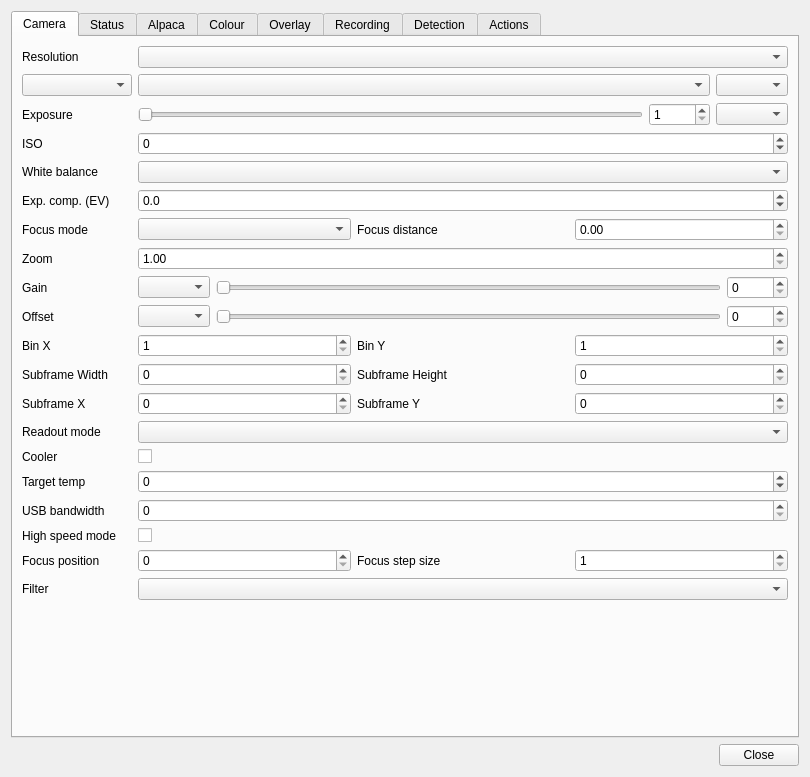
The window that plugins/feature/camera/camerasettingsdialog.ui (srcejon/sdrangel) describes before a commit, drawn with Qt 5.
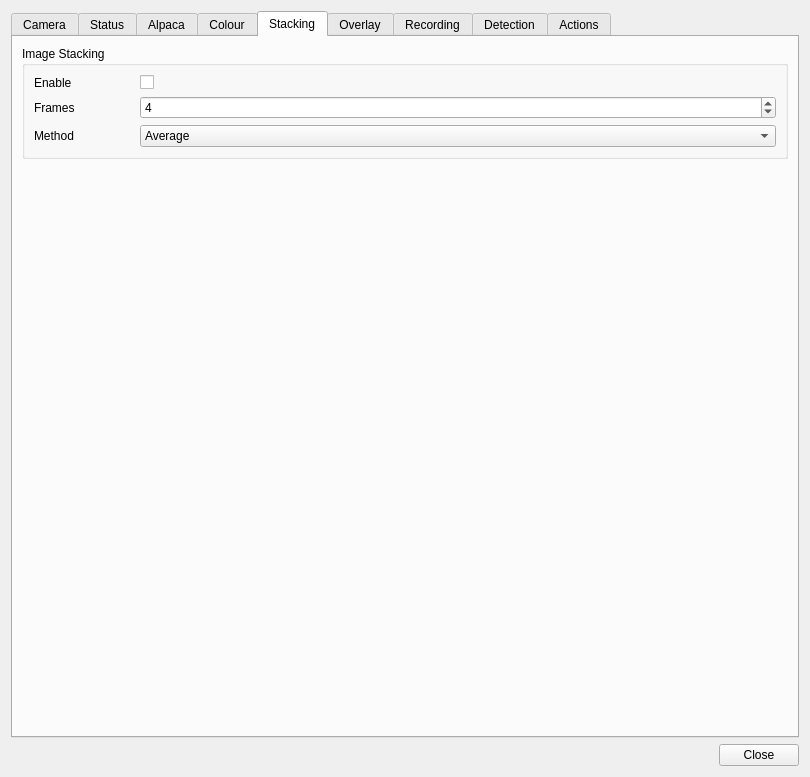
The same window after the commit. The open tabs and pages were chosen to show the change. Icons and pictures are not drawn.

Commit message: Add camera image stacking controls

```diff
--- a/plugins/feature/camera/camerasettingsdialog.ui
+++ b/plugins/feature/camera/camerasettingsdialog.ui
@@ -1730,6 +1730,100 @@
          </property>
         </spacer>
        </item>
+     </layout>
+     </widget>
+     <widget class="QWidget" name="stackingTab">
+      <attribute name="title">
+       <string>Stacking</string>
+      </attribute>
+      <layout class="QVBoxLayout" name="verticalLayout_stacking">
+       <item>
+        <widget class="QGroupBox" name="stackingGroup">
+         <property name="title">
+          <string>Image Stacking</string>
+         </property>
+         <layout class="QFormLayout" name="formLayout_stacking">
+          <item row="0" column="0">
+           <widget class="QLabel" name="stackEnabledLabel">
+            <property name="minimumSize">
+             <size>
+              <width>100</width>
+              <height>0</height>
+             </size>
+            </property>
+            <property name="text">
+             <string>Enable</string>
+            </property>
+           </widget>
+          </item>
+          <item row="0" column="1">
+           <widget class="QCheckBox" name="stackEnabledCheck">
+            <property name="toolTip">
+             <string>Average multiple frames together to reduce random noise. Best for static scenes.</string>
+            </property>
+            <property name="text">
+             <string/>
+            </property>
+           </widget>
+          </item>
+          <item row="1" column="0">
+           <widget class="QLabel" name="stackFrameCountLabel">
+            <property name="text">
+             <string>Frames</string>
+            </property>
+           </widget>
+          </item>
+          <item row="1" column="1">
+           <widget class="QSpinBox" name="stackFrameCountSpin">
+            <property name="toolTip">
+             <string>Number of frames to average together</string>
+            </property>
+            <property name="minimum">
+             <number>1</number>
+            </property>
+            <property name="maximum">
+             <number>256</number>
+            </property>
+            <property name="value">
+             <number>4</number>
+            </property>
+           </widget>
+          </item>
+          <item row="2" column="0">
+           <widget class="QLabel" name="stackMethodLabel">
+            <property name="text">
+             <string>Method</string>
+            </property>
+           </widget>
+          </item>
+          <item row="2" column="1">
+           <widget class="QComboBox" name="stackMethodCombo">
+            <property name="toolTip">
+             <string>Stacking method used to combine frames</string>
+            </property>
+            <item>
+             <property name="text">
+              <string>Average</string>
+             </property>
+            </item>
+           </widget>
+          </item>
+         </layout>
+        </widget>
+       </item>
+       <item>
+        <spacer name="verticalSpacerStacking">
+         <property name="orientation">
+          <enum>Qt::Orientation::Vertical</enum>
+         </property>
+         <property name="sizeHint" stdset="0">
+          <size>
+           <width>20</width>
+           <height>40</height>
+          </size>
+         </property>
+        </spacer>
+       </item>
       </layout>
      </widget>
      <widget class="QWidget" name="overlayTab">
```
The commit also changes 6 other files.
